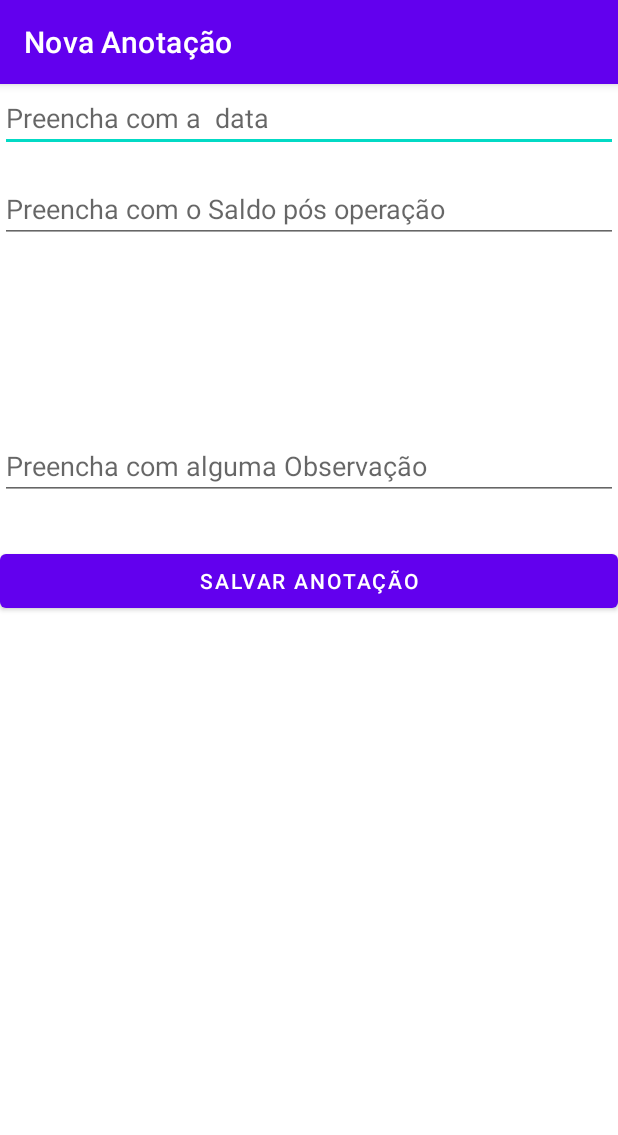
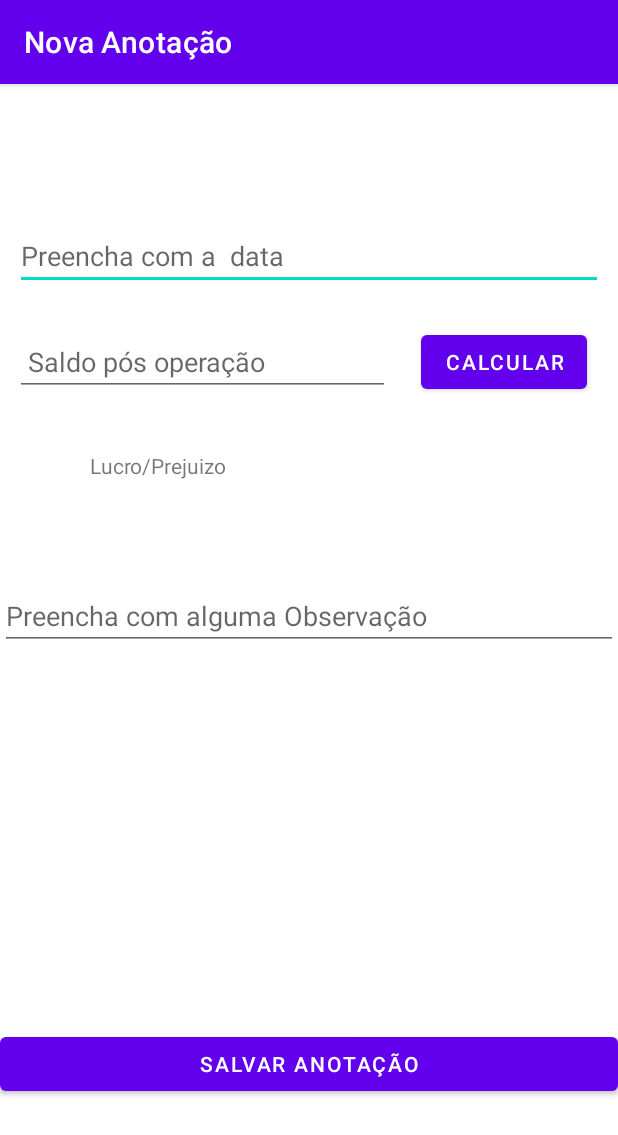
Before and after one commit to GabrielFontouraGriebler/App_Traiding, an Android app: the Anotacao screen opened directly, with no data from a screen before it, on a phone screen of 412 x 824 dp. Shown: the top 1135 px of the screen. Run offline under Robolectric (Android 15) with nearby library versions, the phone set to English and light mode, and no system bars.

Commit message:
implementacao lucroPrejuizo

```diff
--- a/app/src/main/java/com/example/app/Anotacao.java
+++ b/app/src/main/java/com/example/app/Anotacao.java
@@ -7,6 +7,7 @@ import android.os.Bundle;
 import android.view.View;
 import android.widget.Button;
 import android.widget.EditText;
+import android.widget.TextView;
 import android.widget.Toast;
 
 public class Anotacao extends AppCompatActivity {
@@ -15,6 +16,7 @@ public class Anotacao extends AppCompatActivity {
     private EditText editTextData;
     private EditText editTextSaldoPosOP;
     private EditText editTextObservacao;
+
 
     private Button buttonSalvarAnotacao;
 
@@ -30,10 +32,20 @@ public class Anotacao extends AppCompatActivity {
         editTextObservacao = (EditText) findViewById(R.id.editTextObservacao);
 
 
-
         buttonSalvarAnotacao = (Button) findViewById(R.id.buttonSalvarAnotacao);
 
         this.clickNoBotaoSalvarListener();
+
+        //Botão que vai calcular e projetar as informações de lucro e prejuizo no text view
+        final Button buttonCalculaLucroPrejuizo = (Button) findViewById(R.id.buttonCalculaLucroPrejuizo);
+        buttonCalculaLucroPrejuizo.setOnClickListener(new View.OnClickListener() {
+            @Override
+            public void onClick(View v) {
+                final TextView textViewLucroPrejuizo = (TextView) findViewById(R.id.textViewLucroPrejuizo);
+                textViewLucroPrejuizo.setText(editTextSaldoPosOP.getText().toString());
+            }
+        });
+
 
     }
 
@@ -53,6 +65,7 @@ public class Anotacao extends AppCompatActivity {
 
 
                     if(idAnotacao > 0){
+
                         Toast.makeText(Anotacao.this, "Anotação salva com sucesso", Toast.LENGTH_LONG).show();
                         Intent intent = new Intent(Anotacao.this, Relatorio.class);
                         startActivity(intent);
--- a/app/src/main/java/com/example/app/AnotacaoDAO.java
+++ b/app/src/main/java/com/example/app/AnotacaoDAO.java
@@ -70,7 +70,7 @@ public class AnotacaoDAO {
                     anotacaoDiarioTemp.setId(cursor.getLong(0));
                     anotacaoDiarioTemp.setData(cursor.getInt(1));
                     anotacaoDiarioTemp.setSaldoPosOp(cursor.getDouble(2));
-                    anotacaoDiarioTemp.setLucroPrejuizo(cursor.getDouble(3));
+                    anotacaoDiarioTemp.setLucroPrejuizo(cursor.getString(3));
                     anotacaoDiarioTemp.setObservacao(cursor.getString(4));
 
                     ListaAnotacao.add(anotacaoDiarioTemp);
--- a/app/src/main/java/com/example/app/AnotacaoDiario.java
+++ b/app/src/main/java/com/example/app/AnotacaoDiario.java
@@ -5,7 +5,7 @@ public class AnotacaoDiario {
     public Long Id;
     private int data;
     private double saldoPosOp;
-    private double lucroPrejuizo;
+    private String lucroPrejuizo;
     private String observacao;
 
     public AnotacaoDiario() {
@@ -35,11 +35,11 @@ public class AnotacaoDiario {
         this.observacao = observacao;
     }
 
-    public double getLucroPrejuizo() {
+    public String getLucroPrejuizo() {
         return lucroPrejuizo;
     }
 
-    public void setLucroPrejuizo(double lucroPrejuizo) {
+    public void setLucroPrejuizo(String lucroPrejuizo) {
         this.lucroPrejuizo = lucroPrejuizo;
     }
 
--- a/app/src/main/java/com/example/app/AntacaoEditar.java
+++ b/app/src/main/java/com/example/app/AntacaoEditar.java
@@ -18,7 +18,7 @@ public class AntacaoEditar extends AppCompatActivity {
     private EditText editTextData;
     private EditText editTextSaldoPosOP;
     private EditText editTextObservacao;
-    private TextView textViewLucroPrejuizo1;
+
 
 
     private Button buttonSalvarAlteracoes;
@@ -34,7 +34,7 @@ public class AntacaoEditar extends AppCompatActivity {
         this.editTextData = (EditText) findViewById(R.id.editTextData);
         this.editTextSaldoPosOP = (EditText) findViewById(R.id.editTextSaldoPosOP);
         this.editTextObservacao = (EditText) findViewById(R.id.editTextObservacao);
-        this.textViewLucroPrejuizo1 = (TextView) findViewById(R.id.textViewLucroPrejuizo1);
+
 
 
 
@@ -49,7 +49,7 @@ public class AntacaoEditar extends AppCompatActivity {
         anotacaoDiario.setData(bundleDadosAnotacao.getInt("data_anotacao"));
         anotacaoDiario.setSaldoPosOp(bundleDadosAnotacao.getDouble("saldo_pos_op"));
         anotacaoDiario.setObservacao(bundleDadosAnotacao.getString("observacao_anotacao"));
-        textViewLucroPrejuizo1.setText(Double.toString(bundleDadosAnotacao.getDouble("saldo_pos_op")));
+
 
         this.setDadosAnotacao(anotacaoDiario);
 
--- a/app/src/main/res/layout/activity_anotacao.xml
+++ b/app/src/main/res/layout/activity_anotacao.xml
@@ -1,5 +1,5 @@
 <?xml version="1.0" encoding="utf-8"?>
-<LinearLayout xmlns:android="http://schemas.android.com/apk/res/android"
+<androidx.constraintlayout.widget.ConstraintLayout  xmlns:android="http://schemas.android.com/apk/res/android"
     xmlns:app="http://schemas.android.com/apk/res-auto"
     xmlns:tools="http://schemas.android.com/tools"
     android:layout_width="match_parent"
@@ -12,55 +12,87 @@
         android:id="@+id/editTextData"
         android:layout_width="match_parent"
         android:layout_height="wrap_content"
+        android:layout_marginStart="10dp"
+        android:layout_marginTop="92dp"
+        android:layout_marginEnd="10dp"
+        android:ems="10"
         android:hint="Preencha com a  data"
-        android:ems="10"
-        android:inputType="date" />
-
-    <Space
-        android:layout_width="match_parent"
-        android:layout_height="15dp"/>
+        android:inputType="date"
+        app:layout_constraintEnd_toEndOf="parent"
+        app:layout_constraintHorizontal_bias="1.0"
+        app:layout_constraintStart_toStartOf="parent"
+        app:layout_constraintTop_toTopOf="parent" />
 
     <EditText
         android:id="@+id/editTextSaldoPosOP"
-        android:hint="Preencha com o Saldo pós operação"
-        android:layout_width="match_parent"
+        android:layout_width="250dp"
         android:layout_height="wrap_content"
+        android:layout_marginStart="10dp"
+        android:layout_marginTop="25dp"
+        android:digits="0123456789.,"
         android:ems="10"
-        android:digits="0123456789.,"
-        android:inputType="numberDecimal" />
-
-    <Space
-        android:layout_width="match_parent"
-        android:layout_height="15dp"/>
-
-    <TextView
-        android:id="@+id/textViewLucroPrejuizo"
-        android:layout_width="140dp"
-        android:layout_height="35dp"
-        android:ems="10"
-        android:textSize="18sp" />
-
-    <Space
-    android:layout_width="match_parent"
-    android:layout_height="75dp"/>
+        android:hint=" Saldo pós operação"
+        android:inputType="numberDecimal"
+        app:layout_constraintEnd_toEndOf="parent"
+        app:layout_constraintHorizontal_bias="0.0"
+        app:layout_constraintStart_toStartOf="parent"
+        app:layout_constraintTop_toBottomOf="@+id/editTextData" />
 
     <EditText
         android:id="@+id/editTextObservacao"
         android:layout_width="match_parent"
         android:layout_height="wrap_content"
+        android:layout_marginTop="68dp"
+        android:ems="10"
         android:hint="Preencha com alguma Observação"
-        android:ems="10"
         android:inputType="textMultiLine"
-         />
-
-    <Space
-        android:layout_width="match_parent"
-        android:layout_height="30dp"/>
+        app:layout_constraintEnd_toEndOf="parent"
+        app:layout_constraintHorizontal_bias="0.0"
+        app:layout_constraintStart_toStartOf="parent"
+        app:layout_constraintTop_toBottomOf="@+id/textView1"
+        tools:ignore="MissingConstraints" />
 
     <Button
         android:id="@+id/buttonSalvarAnotacao"
         android:layout_width="match_parent"
         android:layout_height="wrap_content"
-        android:text="Salvar Anotação" />
+        android:layout_marginTop="252dp"
+        android:text="Salvar Anotação"
+        app:layout_constraintStart_toStartOf="parent"
+        app:layout_constraintTop_toBottomOf="@+id/editTextObservacao" />
 
-</LinearLayout>
+    <TextView
+        android:id="@+id/textViewLucroPrejuizo"
+        android:layout_width="95dp"
+        android:layout_height="wrap_content"
+        android:layout_marginTop="12dp"
+        android:ems="20"
+        android:textSize="18sp"
+        app:layout_constraintEnd_toEndOf="parent"
+        app:layout_constraintHorizontal_bias="0.189"
+        app:layout_constraintStart_toStartOf="parent"
+        app:layout_constraintTop_toBottomOf="@+id/editTextSaldoPosOP" />
+
+    <Button
+        android:id="@+id/buttonCalculaLucroPrejuizo"
+        android:layout_width="wrap_content"
+        android:layout_height="wrap_content"
+        android:layout_marginTop="24dp"
+        android:layout_marginEnd="20dp"
+        android:text="Calcular"
+        app:layout_constraintEnd_toEndOf="parent"
+        app:layout_constraintHorizontal_bias="0.962"
+        app:layout_constraintStart_toEndOf="@+id/editTextSaldoPosOP"
+        app:layout_constraintTop_toBottomOf="@+id/editTextData" />
+
+    <TextView
+        android:id="@+id/textView1"
+        android:layout_width="wrap_content"
+        android:layout_height="wrap_content"
+        android:text="Lucro/Prejuizo "
+        app:layout_constraintEnd_toEndOf="parent"
+        app:layout_constraintHorizontal_bias="0.189"
+        app:layout_constraintStart_toStartOf="parent"
+        app:layout_constraintTop_toBottomOf="@+id/textViewLucroPrejuizo" />
+
+</androidx.constraintlayout.widget.ConstraintLayout>
--- a/app/src/main/res/layout/activity_antacao_editar.xml
+++ b/app/src/main/res/layout/activity_antacao_editar.xml
@@ -31,22 +31,7 @@
         android:layout_width="match_parent"
         android:layout_height="15dp"/>
 
-    <LinearLayout
-        android:layout_width="match_parent"
-        android:layout_height="wrap_content"
-        android:orientation="horizontal">
 
-        <Space
-            android:layout_width="30dp"
-            android:layout_height="wrap_content"/>
-
-        <TextView
-            android:id="@+id/textViewLucroPrejuizo1"
-            android:layout_width="123dp"
-            android:layout_height="54dp"
-            android:ems="20"
-            android:textSize="18sp" />
-    </LinearLayout>
 
     <Space
         android:layout_width="match_parent"
```
Also changed, not shown: 1 other file.
